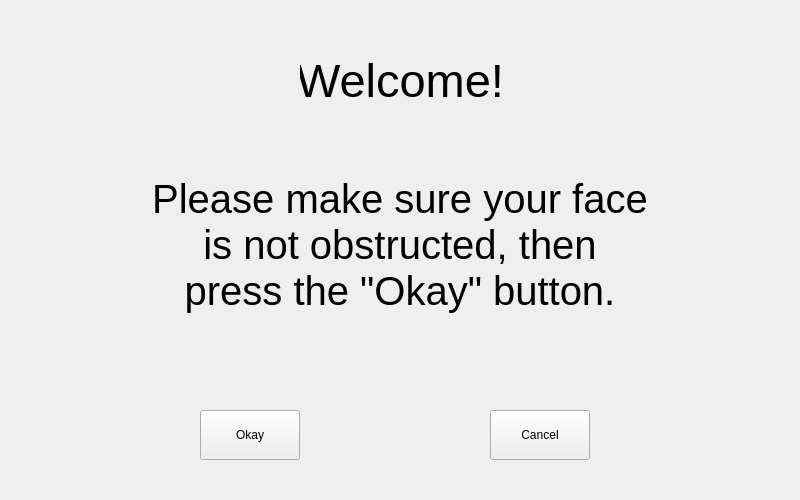
jevrii/comp3278-face-recognition, file Welcome_GUI.ui: the form before one commit.
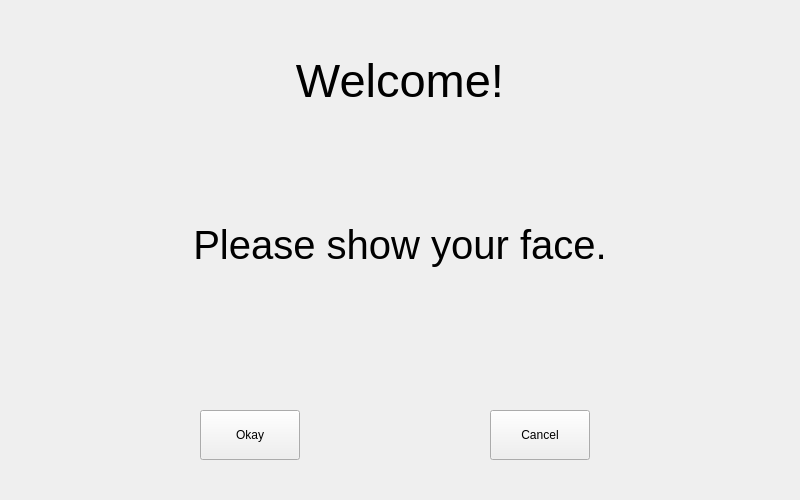
The form after the commit.

Diff of the .ui file:
```diff
--- a/Welcome_GUI.ui
+++ b/Welcome_GUI.ui
@@ -48,9 +48,9 @@
   <widget class="QLabel" name="label">
    <property name="geometry">
     <rect>
-     <x>300</x>
+     <x>0</x>
      <y>30</y>
-     <width>200</width>
+     <width>800</width>
      <height>100</height>
     </rect>
    </property>
@@ -75,9 +75,9 @@
   <widget class="QLabel" name="label_2">
    <property name="geometry">
     <rect>
-     <x>150</x>
+     <x>0</x>
      <y>120</y>
-     <width>500</width>
+     <width>800</width>
      <height>250</height>
     </rect>
    </property>
@@ -93,7 +93,7 @@
     </font>
    </property>
    <property name="text">
-    <string>Please make sure your face is not obstructed, then press the &quot;Okay&quot; button.</string>
+    <string>Please show your face.</string>
    </property>
    <property name="alignment">
     <set>Qt::AlignCenter</set>
```
Left out of the diff: 3 changed lines with no effect on the pictures.
